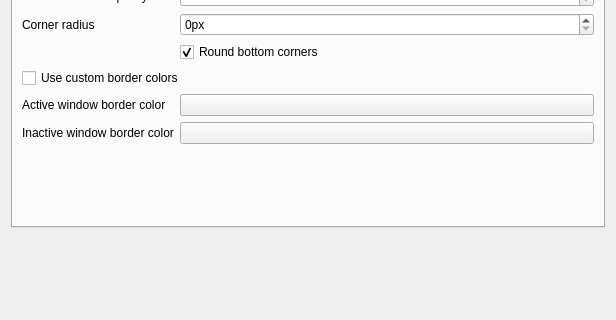
First picture: the form in src/kcm/config.ui, repository guiodic/material-decoration, before the edit; both pictures show x 0 to 616 and y 147 to 467 of the 616 by 749 pixel window.
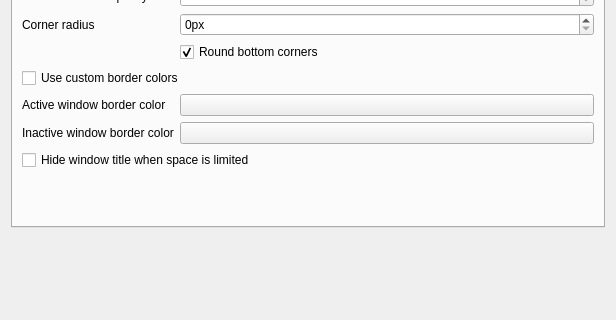
Second picture: the form after the edit. Custom widgets are drawn as their Qt base class.

Commit message: Make Make caption hiding on limited space configurable (solve bug #69)

```diff
--- a/src/kcm/config.ui
+++ b/src/kcm/config.ui
@@ -149,6 +149,13 @@
          </property>
         </widget>
        </item>
+       <item row="9" column="0" colspan="2">
+        <widget class="QCheckBox" name="kcfg_HideCaptionWhenLimitedSpace">
+         <property name="text">
+          <string>Hide window title when space is limited</string>
+         </property>
+        </widget>
+       </item>
       </layout>
      </widget>
      <widget class="QWidget" name="menuSearchTab">
```
The commit also changes 11 other files.
